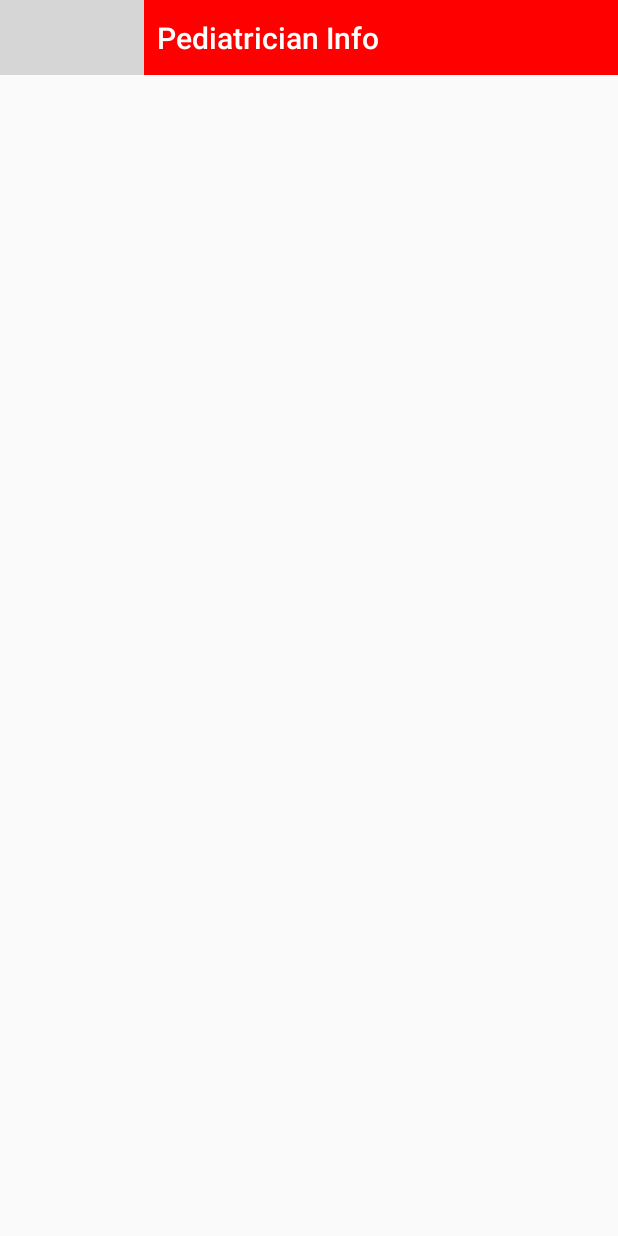
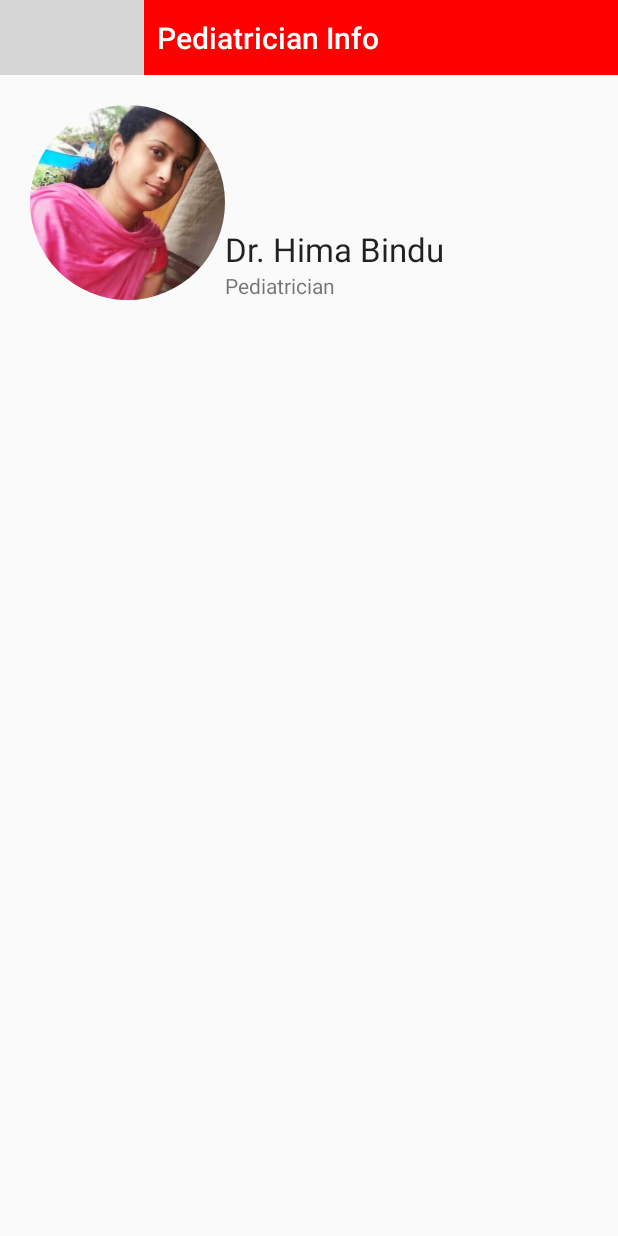
Before and after one commit to HimaHari/MyDoctorApp, an Android app: the PedDoc screen opened directly, with no data from a screen before it, on a phone screen of 412 x 824 dp. Run offline under Robolectric (Android 15) with nearby library versions, the phone set to English and light mode, and no system bars; our stand-ins replace CircleImageView; grey boxes are pictures that could not be loaded.

```diff
--- a/app/src/main/res/layout/activity_ped_doc.xml
+++ b/app/src/main/res/layout/activity_ped_doc.xml
@@ -9,4 +9,32 @@
         layout="@layout/toolbar"
         android:id="@+id/ped_tool_doc"/>
 
+    <de.hdodenhof.circleimageview.CircleImageView
+        android:layout_width="130dp"
+        android:layout_height="130dp"
+        android:id="@+id/himabindu_derm_doc"
+        android:src="@drawable/himabindu"
+        android:layout_below="@id/ped_tool_doc"
+        android:layout_marginStart="20dp"
+        android:layout_marginTop="20dp"/>
+
+    <TextView
+        android:layout_width="wrap_content"
+        android:layout_height="wrap_content"
+        android:textAppearance="?android:attr/textAppearanceLarge"
+        android:text="Dr. Hima Bindu"
+        android:id="@+id/hbtv"
+        android:layout_above="@+id/ped_tv_doc"
+        android:layout_toEndOf="@+id/himabindu_derm_doc" />
+
+    <TextView
+        android:layout_width="wrap_content"
+        android:layout_height="wrap_content"
+        android:textAppearance="?android:attr/textAppearanceSmall"
+        android:text="Pediatrician"
+        android:id="@+id/ped_tv_doc"
+        android:layout_alignBottom="@+id/himabindu_derm_doc"
+        android:layout_alignStart="@+id/hbtv" />
+
+
 </RelativeLayout>
--- a/build.gradle
+++ b/build.gradle
@@ -5,7 +5,7 @@ buildscript {
         jcenter()
     }
     dependencies {
-        classpath 'com.android.tools.build:gradle:2.1.2'
+        classpath 'com.android.tools.build:gradle:2.1.3'
 
         // NOTE: Do not place your application dependencies here; they belong
         // in the individual module build.gradle files
```
Also changed, not shown: app/src/main/res/layout/activity_dent_doc.xml (+6 -15 lines), app/src/main/res/layout/activity_derm_doc.xml (+27 -0 lines), app/src/main/res/layout/activity_ortho_doc.xml (+27 -0 lines), app/src/main/res/layout/activity_physician_doc.xml (+28 -0 lines), app/src/main/res/layout/activity_psycho_doc.xml (+28 -0 lines), app/src/main/res/drawable/himabindu.png (added), app/src/main/res/drawable/hitha.png (added), gradle/wrapper/gradle-wrapper.properties.
